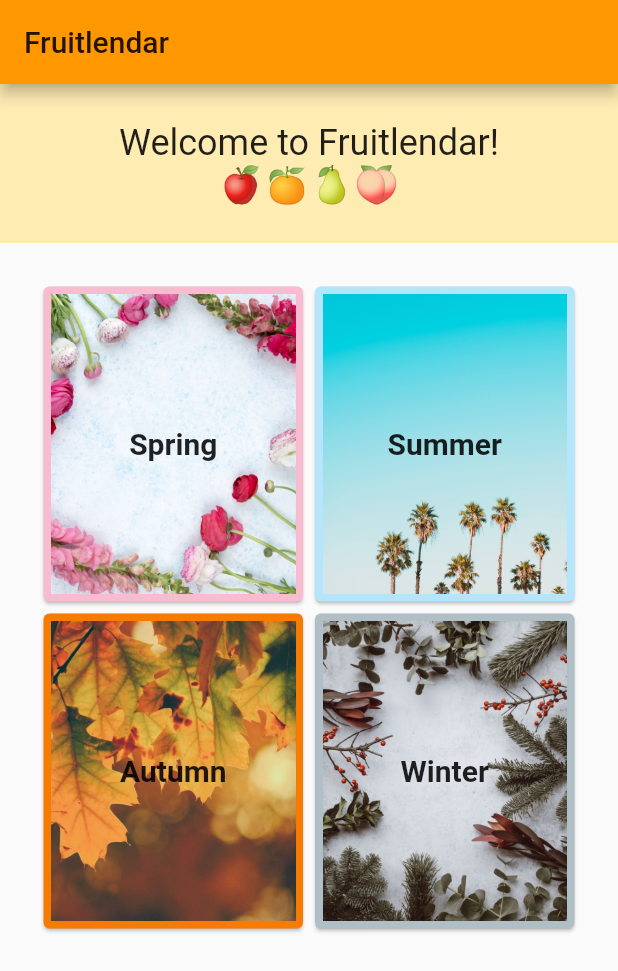
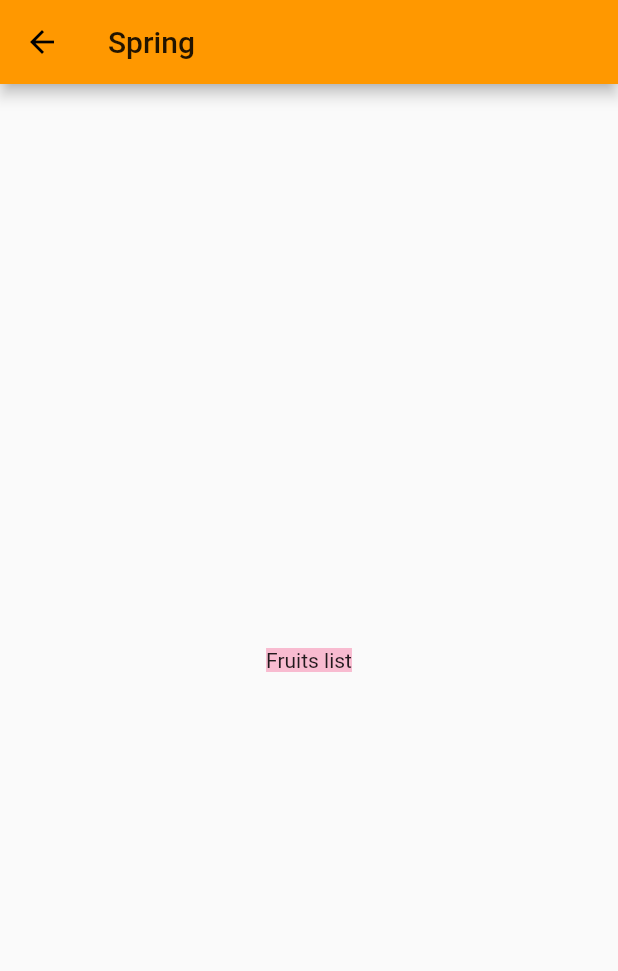
Before and after one commit to jennclee/fruitlendar, a Flutter app: the screen it shows after launch, after a tap on "Spring", on a phone screen of 412 x 824 dp. Shown: the top 971 px of the screen. Run offline on Flutter 3.47's test engine with Material 2 defaults, Android fonts, the phone set to English and light mode, and no system bars.

Commit message:
Implement homepage card navigation to season page

```diff
--- a/lib/image_card.dart
+++ b/lib/image_card.dart
@@ -1,5 +1,6 @@
 import 'package:flutter/material.dart';
 import 'models/season.dart';
+import 'season_page.dart';
 
 class ImageCard extends StatelessWidget {
   final SeasonModel season;
@@ -11,9 +12,13 @@ class ImageCard extends StatelessWidget {
     return Card(
       color: season.mainColor,
       child: InkWell(
-        splashColor: season.mainColor.withAlpha(30),
+        splashColor: season.mainColor,
         onTap: () {
-          print('hello');
+          Navigator.pushNamed(
+            context,
+            SeasonPage.routeName,
+            arguments: season,
+          );
         },
         child: Container(
           height: 200,
--- a/lib/main.dart
+++ b/lib/main.dart
@@ -1,6 +1,7 @@
 import 'package:flutter/material.dart';
 import 'hero.dart';
 import 'season_grid.dart';
+import 'season_page.dart';
 
 void main() {
   runApp(MyApp());
@@ -18,7 +19,9 @@ class MyApp extends StatelessWidget {
           accentColor: Colors.lightGreen[300],
         ),
         home: MyHomePage(title: _title),
-    );
+        routes: {
+          SeasonPage.routeName: (context) => SeasonPage(),
+        });
   }
 }
 
--- /dev/null
+++ b/lib/season_page.dart
@@ -0,0 +1,22 @@
+import 'package:flutter/material.dart';
+import 'models/season.dart';
+
+class SeasonPage extends StatelessWidget {
+  static const routeName = '/season';
+
+  @override
+  Widget build(BuildContext context) {
+    final SeasonModel args = ModalRoute.of(context).settings.arguments;
+
+    return Scaffold(
+        appBar: AppBar(
+          title: Text(args.name),
+        ),
+        body: Center(
+          child: Container(
+            color: args.mainColor,
+            child: Text('Fruits list'),
+          ),
+        ));
+  }
+}
```
Lines whose indentation alone changed are shown as unchanged.
